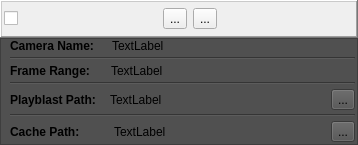
The window that ui/item.ui (iceanimations/shot_subm_use_multishot) describes before a commit, drawn with Qt 5.
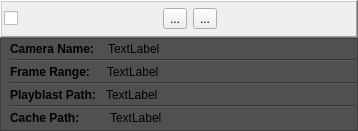
The same window after the commit.

What changed in the file:
```diff
--- a/ui/item.ui
+++ b/ui/item.ui
@@ -7,7 +7,7 @@
     <x>0</x>
     <y>0</y>
     <width>358</width>
-    <height>145</height>
+    <height>131</height>
    </rect>
   </property>
   <property name="windowTitle">
@@ -142,7 +142,7 @@
       <item>
        <layout class="QVBoxLayout" name="verticalLayout">
         <property name="spacing">
-         <number>4</number>
+         <number>0</number>
         </property>
         <property name="leftMargin">
          <number>9</number>
@@ -176,6 +176,12 @@
               <verstretch>0</verstretch>
              </sizepolicy>
             </property>
+            <property name="minimumSize">
+             <size>
+              <width>0</width>
+              <height>20</height>
+             </size>
+            </property>
             <property name="toolTip">
              <string>Camera name</string>
             </property>
@@ -219,6 +225,12 @@
               <verstretch>0</verstretch>
              </sizepolicy>
             </property>
+            <property name="minimumSize">
+             <size>
+              <width>0</width>
+              <height>20</height>
+             </size>
+            </property>
             <property name="toolTip">
              <string>Frame range</string>
             </property>
@@ -262,6 +274,12 @@
               <verstretch>0</verstretch>
              </sizepolicy>
             </property>
+            <property name="minimumSize">
+             <size>
+              <width>0</width>
+              <height>20</height>
+             </size>
+            </property>
             <property name="toolTip">
              <string>Path to export shot to</string>
             </property>
@@ -271,15 +289,8 @@
             <property name="indent">
              <number>10</number>
             </property>
-           </widget>
-          </item>
-          <item>
-           <widget class="QToolButton" name="browseButton">
-            <property name="toolTip">
-             <string>Open shot location</string>
-            </property>
-            <property name="text">
-             <string>...</string>
+            <property name="textInteractionFlags">
+             <set>Qt::LinksAccessibleByMouse|Qt::TextSelectableByMouse</set>
             </property>
            </widget>
           </item>
@@ -315,18 +326,20 @@
               <verstretch>0</verstretch>
              </sizepolicy>
             </property>
+            <property name="minimumSize">
+             <size>
+              <width>0</width>
+              <height>20</height>
+             </size>
+            </property>
             <property name="text">
              <string>TextLabel</string>
             </property>
             <property name="indent">
              <number>10</number>
             </property>
-           </widget>
-          </item>
-          <item>
-           <widget class="QToolButton" name="browseButton2">
-            <property name="text">
-             <string>...</string>
+            <property name="textInteractionFlags">
+             <set>Qt::LinksAccessibleByMouse|Qt::TextSelectableByMouse</set>
             </property>
            </widget>
           </item>
```
Left out of the diff: 3 changed lines with no effect on the pictures.
